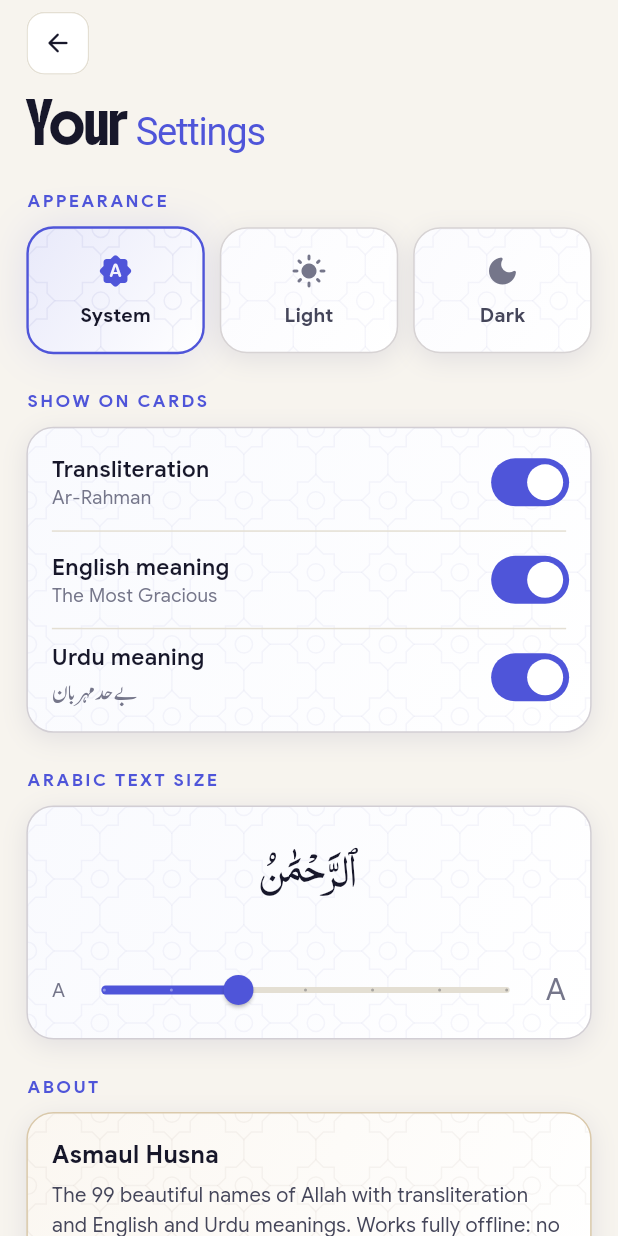
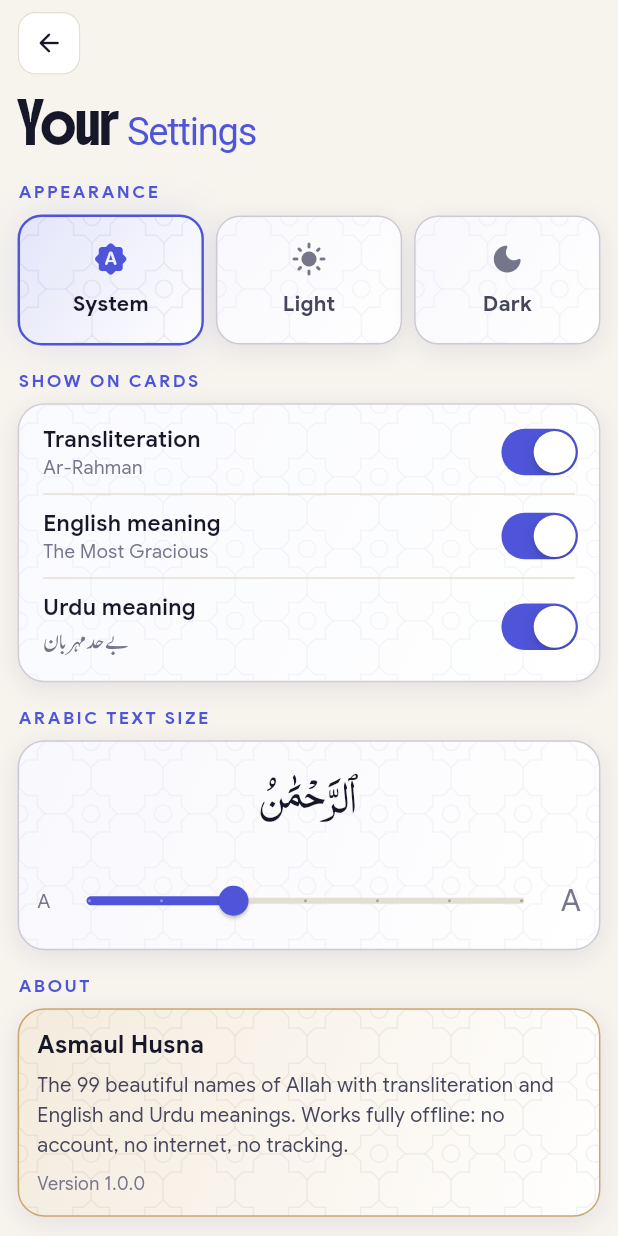
Before and after one commit to muzzammil763/Asmaul-Husna, a Flutter app: the SettingsScreen screen opened directly, on a phone screen of 412 x 824 dp. Run offline on Flutter 3.47's test engine with Material 3 defaults, Android fonts, the phone set to English and light mode, and no system bars; our stand-ins replace shared_preferences; accounts and stored records are empty.

Commit message:
style: tighter settings layout with Cupertino switches
Co-Authored-By: Claude Opus 5.5 <noreply@anthropic.com>

```diff
--- a/lib/src/settings/settings_screen.dart
+++ b/lib/src/settings/settings_screen.dart
@@ -1,3 +1,4 @@
+import 'package:flutter/cupertino.dart';
 import 'package:flutter/material.dart';
 import 'package:flutter/services.dart';
 
@@ -22,9 +23,9 @@ class SettingsScreen extends StatelessWidget {
             bottom: false,
             child: ListView(
               padding: EdgeInsets.fromLTRB(
-                context.r(18),
+                context.r(12),
                 context.r(8),
-                context.r(18),
+                context.r(12),
                 24 + MediaQuery.paddingOf(context).bottom,
               ),
               children: [
@@ -39,9 +40,9 @@ class SettingsScreen extends StatelessWidget {
                 ),
                 SizedBox(height: context.r(16)),
                 const EditorialTitle('Your Settings', size: 26),
-                SizedBox(height: context.r(22)),
+                SizedBox(height: context.r(16)),
                 const Eyebrow('APPEARANCE'),
-                const SizedBox(height: 10),
+                const SizedBox(height: 8),
                 Row(
                   children: [
                     for (final (mode, icon, label) in const [
@@ -53,7 +54,7 @@ class SettingsScreen extends StatelessWidget {
                       (ThemeMode.light, Icons.light_mode_rounded, 'Light'),
                       (ThemeMode.dark, Icons.dark_mode_rounded, 'Dark'),
                     ]) ...[
-                      if (mode != ThemeMode.system) const SizedBox(width: 10),
+                      if (mode != ThemeMode.system) const SizedBox(width: 8),
                       Expanded(
                         child: _ThemeOption(
                           icon: icon,
@@ -65,9 +66,9 @@ class SettingsScreen extends StatelessWidget {
                     ],
                   ],
                 ),
-                SizedBox(height: context.r(24)),
+                SizedBox(height: context.r(16)),
                 const Eyebrow('SHOW ON CARDS'),
-                const SizedBox(height: 10),
+                const SizedBox(height: 8),
                 PatternCard(
                   intensity: .4,
                   padding: const EdgeInsets.symmetric(vertical: 4),
@@ -107,16 +108,16 @@ class SettingsScreen extends StatelessWidget {
                     ],
                   ),
                 ),
-                SizedBox(height: context.r(24)),
+                SizedBox(height: context.r(16)),
                 const Eyebrow('ARABIC TEXT SIZE'),
-                const SizedBox(height: 10),
+                const SizedBox(height: 8),
                 PatternCard(
-                  intensity: .4,
-                  padding: const EdgeInsets.fromLTRB(16, 8, 16, 8),
+                  intensity: .5,
+                  padding: const EdgeInsets.fromLTRB(12, 12, 12, 8),
                   child: Column(
                     children: [
                       SizedBox(
-                        height: 90,
+                        height: 70,
                         child: Center(
                           child: Text(
                             'ٱلرَّحْمَٰنُ',
@@ -154,13 +155,13 @@ class SettingsScreen extends StatelessWidget {
                     ],
                   ),
                 ),
-                SizedBox(height: context.r(24)),
+                SizedBox(height: context.r(16)),
                 const Eyebrow('ABOUT'),
-                const SizedBox(height: 10),
+                const SizedBox(height: 8),
                 PatternCard(
                   tint: p.gold,
-                  intensity: .8,
-                  padding: const EdgeInsets.all(16),
+                  intensity: 2,
+                  padding: const EdgeInsets.all(12),
                   child: Column(
                     crossAxisAlignment: CrossAxisAlignment.start,
                     children: [
@@ -183,7 +184,7 @@ class SettingsScreen extends StatelessWidget {
                           color: p.body,
                         ),
                       ),
-                      const SizedBox(height: 10),
+                      const SizedBox(height: 8),
                       Text(
                         'Version $appVersion',
                         style: TextStyle(fontSize: 12, color: p.muted),
@@ -191,11 +192,11 @@ class SettingsScreen extends StatelessWidget {
                     ],
                   ),
                 ),
-                SizedBox(height: context.r(24)),
+                SizedBox(height: context.r(16)),
                 const Eyebrow('FONTS & CREDITS'),
-                const SizedBox(height: 10),
+                const SizedBox(height: 8),
                 PatternCard(
-                  intensity: .4,
+                  intensity: .5,
                   padding: const EdgeInsets.symmetric(vertical: 4),
                   child: Column(
                     children: [
@@ -212,7 +213,7 @@ class SettingsScreen extends StatelessWidget {
                     ],
                   ),
                 ),
-                const SizedBox(height: 10),
+                const SizedBox(height: 8),
                 Center(
                   child: TextButton(
                     onPressed: () => showLicensePage(
@@ -220,7 +221,7 @@ class SettingsScreen extends StatelessWidget {
                       applicationName: 'Asmaul Husna',
                       applicationVersion: appVersion,
                     ),
-                    child: const Text('Open-source licences'),
+                    child: const Text('Open Source Licences'),
                   ),
                 ),
               ],
@@ -345,7 +346,8 @@ class _ThemeOption extends StatelessWidget {
     final p = context.palette;
     return PatternCard(
       highlight: selected,
-      intensity: selected ? 1.6 : .3,
+      intensity: selected ? 2 : .5,
+      radius: 16,
       onTap: onTap,
       padding: const EdgeInsets.symmetric(vertical: 16),
       child: Column(
@@ -355,7 +357,7 @@ class _ThemeOption extends StatelessWidget {
           Text(
             label,
             style: TextStyle(
-              fontSize: 13,
+              fontSize: 14,
               fontWeight: FontWeight.w700,
               color: selected ? p.title : p.body,
             ),
@@ -416,7 +418,7 @@ class _SwitchRow extends StatelessWidget {
                 ],
               ),
             ),
-            Switch.adaptive(
+            CupertinoSwitch(
               value: value,
               activeTrackColor: p.accent,
               onChanged: onChanged,
```
